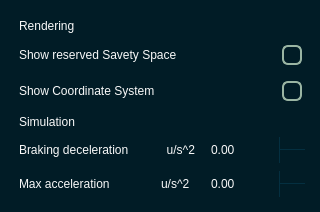
Qt form pse/umlsl_editor/src/view/widgets/qt_widgets/settings_dialog.ui (69420pm/UMLSL-traffic-editor) before a commit.
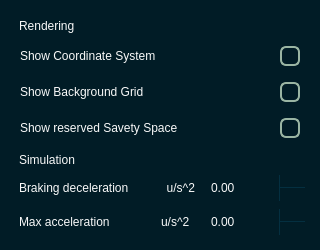
The same form after that commit. Icons and pictures are not drawn.

Commit message: added settings functionality of traffic view

Diff of the .ui file:
```diff
--- a/pse/umlsl_editor/src/view/widgets/qt_widgets/settings_dialog.ui
+++ b/pse/umlsl_editor/src/view/widgets/qt_widgets/settings_dialog.ui
@@ -7,7 +7,7 @@
     <x>0</x>
     <y>0</y>
     <width>320</width>
-    <height>196</height>
+    <height>233</height>
    </rect>
   </property>
   <property name="sizePolicy">
@@ -284,25 +284,23 @@
          <string>container</string>
         </property>
         <layout class="QGridLayout" name="gridLayout">
-         <property name="leftMargin">
-          <number>8</number>
-         </property>
-         <property name="topMargin">
-          <number>8</number>
-         </property>
-         <property name="rightMargin">
-          <number>7</number>
-         </property>
-         <property name="bottomMargin">
-          <number>8</number>
-         </property>
-         <property name="horizontalSpacing">
-          <number>8</number>
-         </property>
          <property name="verticalSpacing">
           <number>16</number>
          </property>
-         <item row="1" column="2">
+         <item row="0" column="0">
+          <widget class="QLabel" name="label_9">
+           <property name="minimumSize">
+            <size>
+             <width>75</width>
+             <height>0</height>
+            </size>
+           </property>
+           <property name="text">
+            <string>Show Coordinate System</string>
+           </property>
+          </widget>
+         </item>
+         <item row="0" column="1" colspan="2">
           <widget class="QCheckBox" name="c_coordinate_system">
            <property name="layoutDirection">
             <enum>Qt::LayoutDirection::RightToLeft</enum>
@@ -330,11 +328,30 @@
             </size>
            </property>
            <property name="text">
-            <string>Show Coordinate System</string>
+            <string>Show Background Grid</string>
            </property>
           </widget>
          </item>
-         <item row="0" column="0">
+         <item row="1" column="1" colspan="2">
+          <widget class="QCheckBox" name="c_grid">
+           <property name="layoutDirection">
+            <enum>Qt::LayoutDirection::RightToLeft</enum>
+           </property>
+           <property name="text">
+            <string notr="true"/>
+           </property>
+           <property name="checked">
+            <bool>true</bool>
+           </property>
+           <property name="autoRepeat">
+            <bool>false</bool>
+           </property>
+           <property name="tristate">
+            <bool>false</bool>
+           </property>
+          </widget>
+         </item>
+         <item row="2" column="0">
           <widget class="QLabel" name="label_5">
            <property name="minimumSize">
             <size>
@@ -350,17 +367,7 @@
            </property>
           </widget>
          </item>
-         <item row="0" column="2">
-          <widget class="QCheckBox" name="c_savty_space">
-           <property name="layoutDirection">
-            <enum>Qt::LayoutDirection::RightToLeft</enum>
-           </property>
-           <property name="text">
-            <string/>
-           </property>
-          </widget>
-         </item>
-         <item row="0" column="1">
+         <item row="2" column="1">
           <spacer name="horizontalSpacer">
            <property name="orientation">
             <enum>Qt::Orientation::Horizontal</enum>
@@ -373,6 +380,16 @@
            </property>
           </spacer>
          </item>
+         <item row="2" column="2">
+          <widget class="QCheckBox" name="c_savty_space">
+           <property name="layoutDirection">
+            <enum>Qt::LayoutDirection::RightToLeft</enum>
+           </property>
+           <property name="text">
+            <string/>
+           </property>
+          </widget>
+         </item>
         </layout>
        </widget>
       </item>
```
The commit also changes 15 other files.
